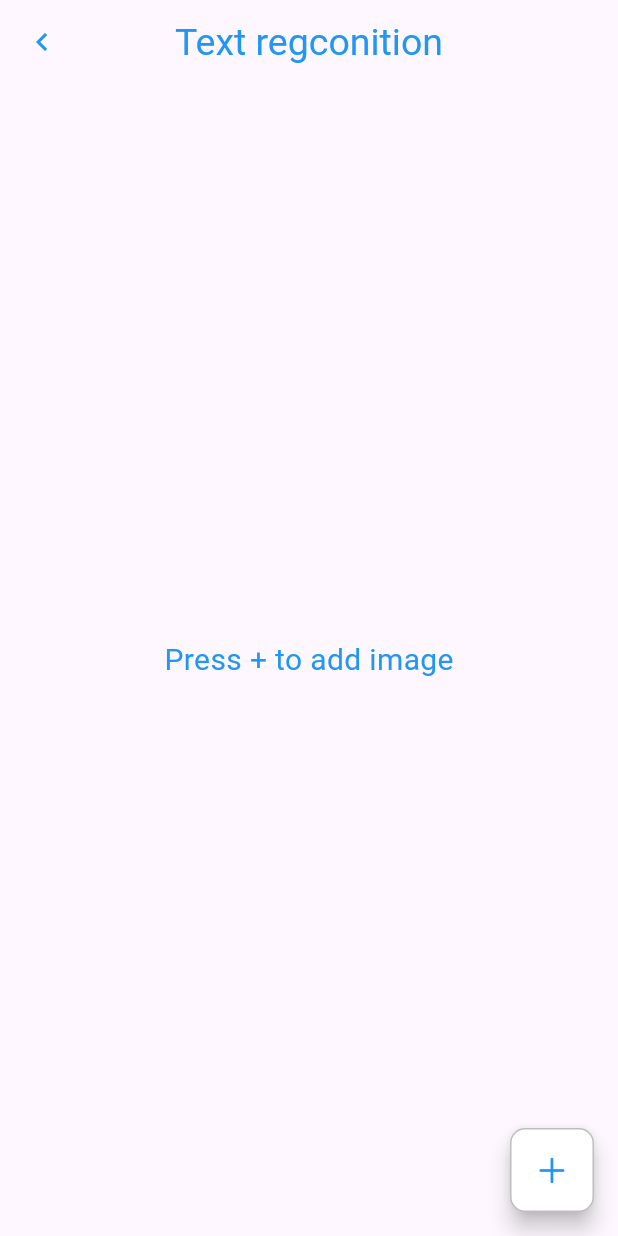
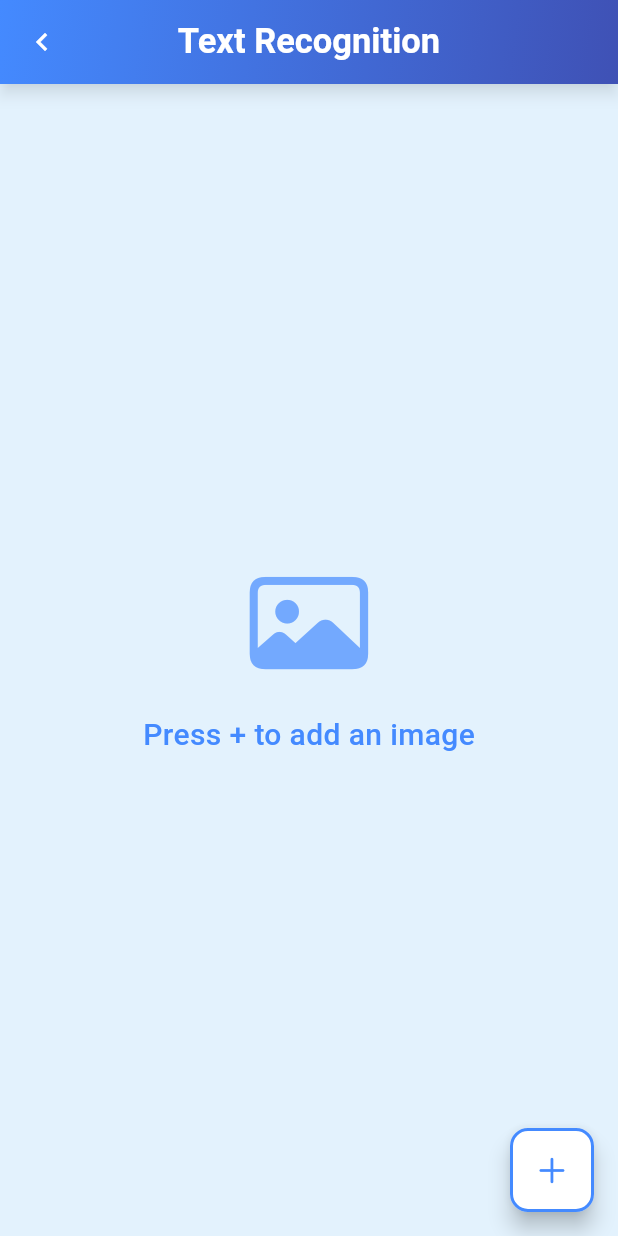
Before and after one commit to Hungyen0303/FlashCard, a Flutter app: the SearchByImage screen opened by its route, on a phone screen of 412 x 824 dp. Run offline on Flutter 3.47's test engine with Material 3 defaults, Android fonts, the phone set to English and light mode, and no system bars; our stand-ins replace dio, flutter_colorpicker, flutter_spinkit, flutter_tts, font_awesome_flutter, go_router and 9 more; missing offline and left inert: flutter_flip_card, flutter_iconpicker, google_mlkit_text_recognition, pie_menu; accounts and stored records are empty; Roboto replaces fonts that are missing (MainFont).

Commit message:
complete dictionary api

```diff
--- /dev/null
+++ b/lib/domain/models/WordFromAPI.dart
@@ -0,0 +1,19 @@
+class WordFromAPI {
+  WordFromAPI();
+
+  String word = "";
+  String phonetics = "";
+  String linkAudio = "";
+
+  List<Meaning> meanings = [];
+}
+
+class Meaning {
+  Meaning.named(String definition, String example)
+      : definition = definition,
+        example = example;
+
+  String definition = "";
+
+  String example = "";
+}
--- a/lib/ui/dictionary/widget/SearchByImage.dart
+++ b/lib/ui/dictionary/widget/SearchByImage.dart
@@ -11,9 +11,9 @@ import 'package:image_picker/image_picker.dart';
 import 'package:provider/provider.dart';
 
 import '../../../domain/models/Word.dart';
+import '../../../domain/models/WordFromAPI.dart';
 import '../../../utils/LoadingOverlay.dart';
 import '../../search_result/searchResult_screen.dart';
-
 
 class SearchByImage extends StatefulWidget {
   const SearchByImage({super.key});
@@ -25,10 +25,15 @@ class SearchByImage extends StatefulWidget {
 class SearchByImageState extends State<SearchByImage> {
   String path = "";
   String textRecognized = "";
+  bool isError = false;
+
+  String errorMessage = "";
 
   late Future<void> chooseImage;
 
   Future<void> _pickImage() async {
+    isError = false;
+    errorMessage = "";
     final ImagePicker picker = ImagePicker();
     final XFile? image = await picker.pickImage(source: ImageSource.gallery);
     try {
@@ -40,6 +45,14 @@ class SearchByImageState extends State<SearchByImage> {
           await textRecognizer.processImage(inputImage);
 
       textRecognized = recognizedText.text;
+      if (textRecognized.isEmpty) {
+        isError = true;
+        errorMessage = "Can not find any word";
+      } else if (textRecognized.split(" ").length > 1) {
+        isError = true;
+        errorMessage = "Too many word , please choose another picture";
+      }
+
       setState(() {});
     } catch (e) {
       print("Exception $e");
@@ -53,18 +66,34 @@ class SearchByImageState extends State<SearchByImage> {
   }
 
   Future<void> gotoSearchPage(String text) async {
-    DictionaryViewModel dictionaryViewModel =
-        Provider.of<DictionaryViewModel>(context, listen: false);
     LoadingOverlay.show(context);
-    Word word = await dictionaryViewModel.getWord(text);
+    WordFromAPI wordFromAPI =
+        await Provider.of<DictionaryViewModel>(context, listen: false)
+            .loadWord(text);
     LoadingOverlay.hide();
-    if (mounted) {
+
     context.pop();
+    // TODO Route
     Navigator.of(context).push(MaterialPageRoute(
-          builder: (_) => Searchresultpage(
-                word: word,
+        builder: (_) => SearchResultPage(
+              word: wordFromAPI,
             )));
   }
+
+  Widget _buildErrorMessage(String errorMessage) {
+    return Container(
+      padding: EdgeInsets.symmetric(horizontal: 16, vertical: 8),
+      margin: EdgeInsets.only(top: 16),
+      decoration: BoxDecoration(
+        color: Colors.red.withOpacity(0.1),
+        border: Border.all(color: Colors.redAccent),
+        borderRadius: BorderRadius.circular(8),
+      ),
+      child: Text(
+        errorMessage,
+        style: TextStyle(color: Colors.redAccent, fontSize: 16),
+      ),
+    );
   }
 
   TextStyle hintStyle = TextStyle(
@@ -86,46 +115,75 @@ class SearchByImageState extends State<SearchByImage> {
         future: chooseImage,
         builder: (context, snapshot) {
           return Scaffold(
+              backgroundColor: Colors.blue[50]!,
               appBar: AppBar(
                 leading: IconButton(
-                icon: Icon(
-                  Icons.navigate_before,
-                  color: Colors.blue,
-                ),
+                  icon: Icon(Icons.navigate_before, color: Colors.white),
                   onPressed: () => context.pop(),
                 ),
                 centerTitle: true,
-              titleTextStyle: TextStyle(
-                color: Colors.blue,
-                fontSize: 25,
+                title: Text(
+                  "Text Recognition",
+                  style: TextStyle(
+                    color: Colors.white,
+                    fontSize: 23,
+                    fontWeight: FontWeight.bold,
                   ),
-              title: Text("Text regconition"),
+                ),
+                flexibleSpace: Container(
+                  decoration: BoxDecoration(
+                    gradient: LinearGradient(
+                      colors: [Colors.blueAccent, Colors.indigo],
+                      begin: Alignment.topLeft,
+                      end: Alignment.bottomRight,
+                    ),
+                  ),
+                ),
+                elevation: 4,
+                shadowColor: Colors.black45,
               ),
               floatingActionButton: FloatingActionButton(
-              foregroundColor: Colors.blue,
-              backgroundColor: Color(0xffffffff),
+                onPressed: _pickImage,
+                backgroundColor: Colors.white,
                 shape: RoundedRectangleBorder(
-                  borderRadius: BorderRadius.circular(10),
-                  side: BorderSide(color: Colors.black26, width: 1)),
-              onPressed: _pickImage,
-              child: const Icon(CupertinoIcons.plus),
+                  borderRadius: BorderRadius.circular(12),
+                  side: BorderSide(color: Colors.blueAccent, width: 2),
+                ),
+                child: Icon(CupertinoIcons.plus, color: Colors.blueAccent),
+                elevation: 6,
+                tooltip: "Pick an image",
               ),
               body: path.isEmpty
-                ? const Center(
-                    child: Text(
-                      "Press + to add image",
+                  ? Center(
+                      child: Column(
+                        mainAxisAlignment: MainAxisAlignment.center,
+                        children: [
+                          Icon(
+                            CupertinoIcons.photo,
+                            size: 80,
+                            color: Colors.blueAccent.withOpacity(0.7),
+                          ),
+                          SizedBox(height: 20),
+                          Text(
+                            "Press + to add an image",
                             style: TextStyle(
                               fontSize: 20,
-                        decoration: TextDecoration.none,
-                        color: Colors.blue,
+                              color: Colors.blueAccent,
+                              fontWeight: FontWeight.w500,
                             ),
                           ),
+                        ],
+                      ),
                     )
-                : Column(
+                  : SingleChildScrollView(
+                      child: Column(
                         mainAxisAlignment: MainAxisAlignment.center,
                         crossAxisAlignment: CrossAxisAlignment.center,
                         children: [
                           Center(child: Image.file(File(path))),
+                          isError
+                              ? _buildErrorMessage(errorMessage)
+                              : SizedBox.shrink(),
                           SizedBox(
                             height: 50,
                           ),
@@ -147,15 +205,18 @@ class SearchByImageState extends State<SearchByImage> {
                           Row(
                             mainAxisAlignment: MainAxisAlignment.center,
                             children: [
-                          GestureDetector(
+                              isError
+                                  ? SizedBox.shrink()
+                                  : GestureDetector(
                                       onTap: () {
                                         gotoSearchPage(textRecognized);
                                       },
                                       child: Container(
                                           padding: EdgeInsets.symmetric(
-                                    horizontal: 100, vertical: 20),
+                                              horizontal: 80, vertical: 20),
                                           decoration: BoxDecoration(
-                                    borderRadius: BorderRadius.circular(20),
+                                              borderRadius:
+                                                  BorderRadius.circular(20),
                                               gradient: const LinearGradient(
                                                   begin: Alignment.topLeft,
                                                   end: Alignment.bottomRight,
@@ -165,14 +226,16 @@ class SearchByImageState extends State<SearchByImage> {
                                                   ])),
                                           child: Text(
                                             "Search",
-                                  style: TextStyle(color: Colors.white),
+                                            style: TextStyle(
+                                                color: Colors.white,
+                                                fontSize: 18),
                                           )),
                                     ),
                             ],
                           )
                         ],
                       ),
-          );
+                    ));
         });
   }
 }
```
Also changed, not shown: lib/data/services/api/dictionaryApi.dart (+28 -2 lines), lib/ui/dictionary/view_model/DictionaryViewModel.dart (+13 -0 lines), lib/ui/dictionary/widget/SearchByVoice.dart (+45 -41 lines), lib/ui/dictionary/widget/dictionary_screen.dart (+30 -24 lines), lib/ui/search_result/searchResult_screen.dart (+95 -30 lines), pubspec.yaml (+7 -0 lines), assets/fonts/Poppins-Black.ttf (added), pubspec.lock, 5 other files. Lines whose indentation alone changed are shown as unchanged.
